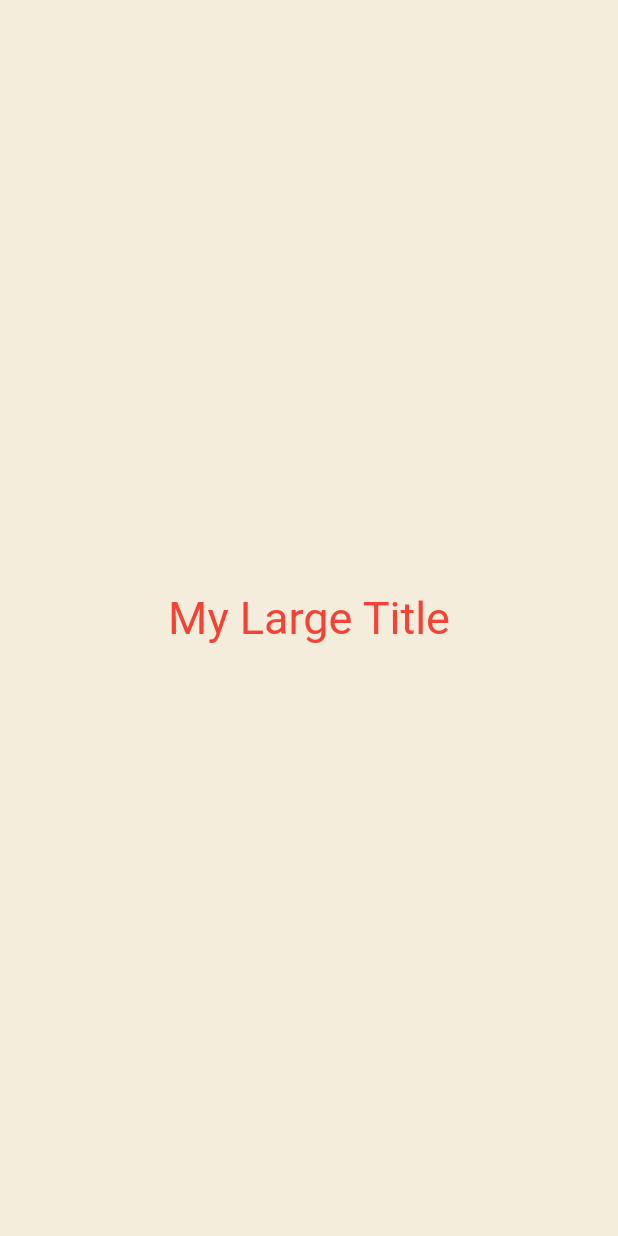
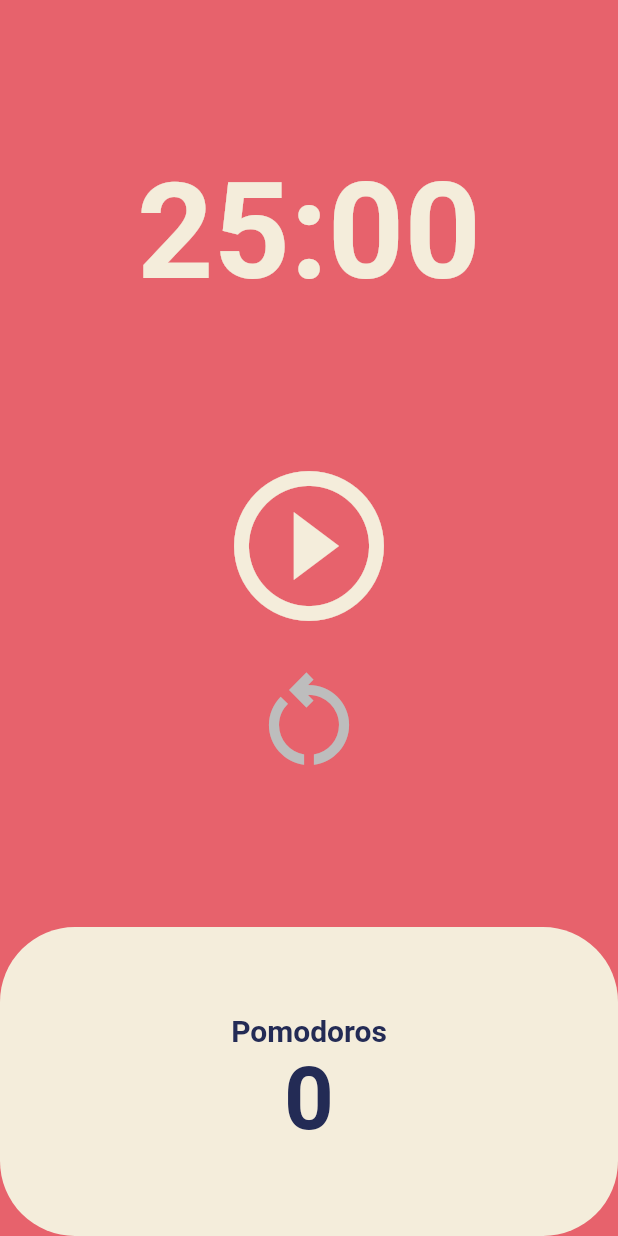
Before and after one commit to kevin622/toonflix, a Flutter app: the screen it shows after launch, on a phone screen of 412 x 824 dp. Run offline on Flutter 3.47's test engine with Material 2 defaults, Android fonts, the phone set to English and light mode, and no system bars.

Commit message:
[finished] pomodoro app
마지막 code challenge도 무사히 끝냄!

```diff
--- a/lib/main.dart
+++ b/lib/main.dart
@@ -1,68 +1,26 @@
 import 'package:flutter/material.dart';
+import 'package:toonflix/screens/home_screen.dart';
 
 void main() {
   runApp(const MyApp());
 }
 
-class MyApp extends StatefulWidget {
+class MyApp extends StatelessWidget {
   const MyApp({super.key});
 
-  @override
-  State<MyApp> createState() => _MyAppState();
-}
-
-class _MyAppState extends State<MyApp> {
   @override
   Widget build(BuildContext context) {
     return MaterialApp(
       theme: ThemeData(
         textTheme: const TextTheme(
-          titleLarge: TextStyle(color: Colors.red),
+          displayLarge: TextStyle(color: Color(0xFF232B55)),
+        ),
+        cardColor: const Color(0xFFF4EDDB),
+        colorScheme: ColorScheme.fromSwatch(
+          backgroundColor: const Color(0xFFE7626C),
         ),
       ),
-      home: const Scaffold(
-        backgroundColor: Color(0xFFF4EDDB),
-        body: Center(
-          child: Column(
-            mainAxisAlignment: MainAxisAlignment.center,
-            children: [
-              MyLargeTitle(),
-            ],
-          ),
-        ),
-      ),
+      home: const HomeScreen(),
     );
   }
 }
-
-class MyLargeTitle extends StatefulWidget {
-  const MyLargeTitle({
-    super.key,
-  });
-
-  @override
-  State<MyLargeTitle> createState() => _MyLargeTitleState();
-}
-
-class _MyLargeTitleState extends State<MyLargeTitle> {
-  @override
-  void initState() {
-    super.initState();
-  }
-
-  @override
-  void dispose() {
-    super.dispose();
-  }
-
-  @override
-  Widget build(BuildContext context) {
-    return Text(
-      "My Large Title",
-      style: TextStyle(
-        fontSize: 30,
-        color: Theme.of(context).textTheme.titleLarge?.color,
-      ),
-    );
-  }
-}
--- /dev/null
+++ b/lib/screens/home_screen.dart
@@ -0,0 +1,153 @@
+import 'dart:async';
+
+import 'package:flutter/material.dart';
+
+class HomeScreen extends StatefulWidget {
+  const HomeScreen({super.key});
+
+  @override
+  State<HomeScreen> createState() => _HomeScreenState();
+}
+
+class _HomeScreenState extends State<HomeScreen> {
+  static const twentyFiveMinutes = 1500;
+  int totalSeconds = twentyFiveMinutes;
+  bool isRunning = false;
+  int totalPomodoros = 0;
+  late Timer timer;
+
+  void onTick(Timer timer) {
+    if (totalSeconds == 0) {
+      setState(() {
+        totalSeconds = twentyFiveMinutes;
+        isRunning = false;
+        totalPomodoros++;
+      });
+      timer.cancel();
+    } else {
+      setState(() {
+        totalSeconds--;
+      });
+    }
+  }
+
+  void onMainBtnPressed() {
+    if (isRunning) {
+      timer.cancel();
+    } else {
+      timer = Timer.periodic(
+        const Duration(seconds: 1),
+        onTick,
+      );
+    }
+    setState(() {
+      isRunning = !isRunning;
+    });
+  }
+
+  void onResetBtnPressed() {
+    setState(() {
+      totalSeconds = twentyFiveMinutes;
+      isRunning = false;
+    });
+    timer.cancel();
+  }
+
+  String format(int seconds) {
+    var duration = Duration(seconds: seconds);
+    return duration.toString().split(".").first.substring(2, 7);
+  }
+
+  @override
+  Widget build(BuildContext context) {
+    return Scaffold(
+      backgroundColor: Theme.of(context).colorScheme.background,
+      body: Column(
+        children: [
+          Flexible(
+            flex: 1,
+            child: Container(
+              alignment: Alignment.bottomCenter,
+              child: Text(
+                format(totalSeconds),
+                style: TextStyle(
+                  fontSize: 89,
+                  fontWeight: FontWeight.w600,
+                  color: Theme.of(context).cardColor,
+                ),
+              ),
+            ),
+          ),
+          Flexible(
+            flex: 2,
+            child: Center(
+              child: Column(
+                mainAxisAlignment: MainAxisAlignment.center,
+                children: [
+                  IconButton(
+                    color: Theme.of(context).cardColor,
+                    iconSize: 120,
+                    icon: Icon(
+                      isRunning
+                          ? Icons.pause_circle_outline_outlined
+                          : Icons.play_circle_outline_outlined,
+                    ),
+                    onPressed: onMainBtnPressed,
+                  ),
+                  IconButton(
+                    color: totalSeconds == twentyFiveMinutes
+                        ? Colors.grey.shade400
+                        : Theme.of(context).cardColor,
+                    iconSize: 80,
+                    icon: const Icon(Icons.restart_alt_outlined),
+                    onPressed: totalSeconds == twentyFiveMinutes
+                        ? () {}
+                        : onResetBtnPressed,
+                  ),
+                ],
+              ),
+            ),
+          ),
+          Flexible(
+            flex: 1,
+            child: Row(
+              children: [
+                Expanded(
+                  child: Container(
+                    decoration: BoxDecoration(
+                      borderRadius: BorderRadius.circular(50),
+                      color: Theme.of(context).cardColor,
+                    ),
+                    child: Column(
+                      mainAxisAlignment: MainAxisAlignment.center,
+                      children: [
+                        Text(
+                          "Pomodoros",
+                          style: TextStyle(
+                            fontSize: 20,
+                            fontWeight: FontWeight.w600,
+                            color:
+                                Theme.of(context).textTheme.displayLarge?.color,
+                          ),
+                        ),
+                        Text(
+                          "$totalPomodoros",
+                          style: TextStyle(
+                            fontSize: 58,
+                            fontWeight: FontWeight.w600,
+                            color:
+                                Theme.of(context).textTheme.displayLarge?.color,
+                          ),
+                        ),
+                      ],
+                    ),
+                  ),
+                ),
+              ],
+            ),
+          ),
+        ],
+      ),
+    );
+  }
+}
```
